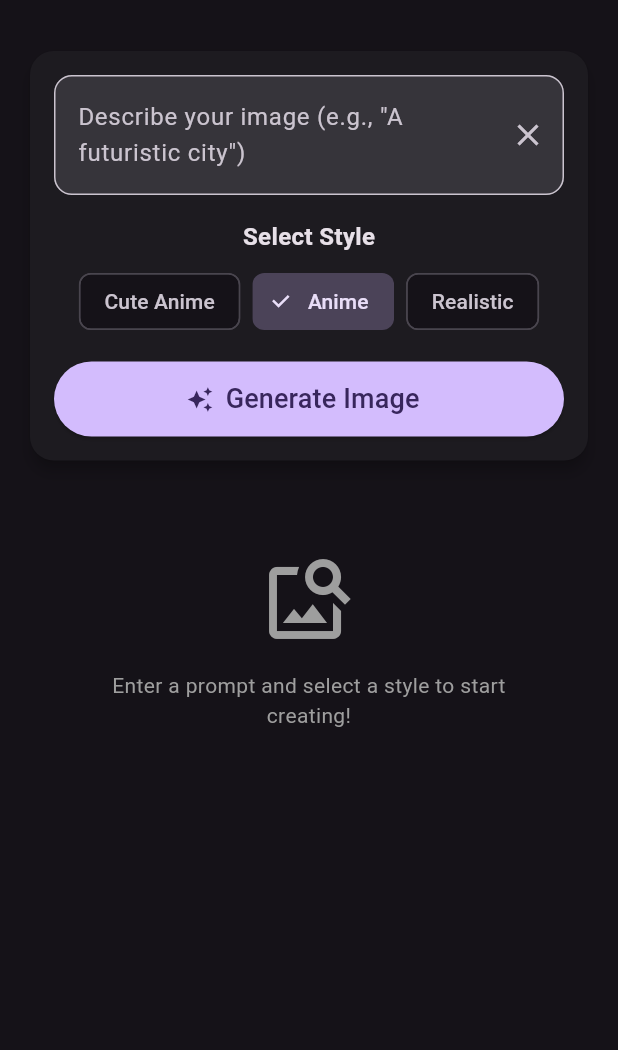
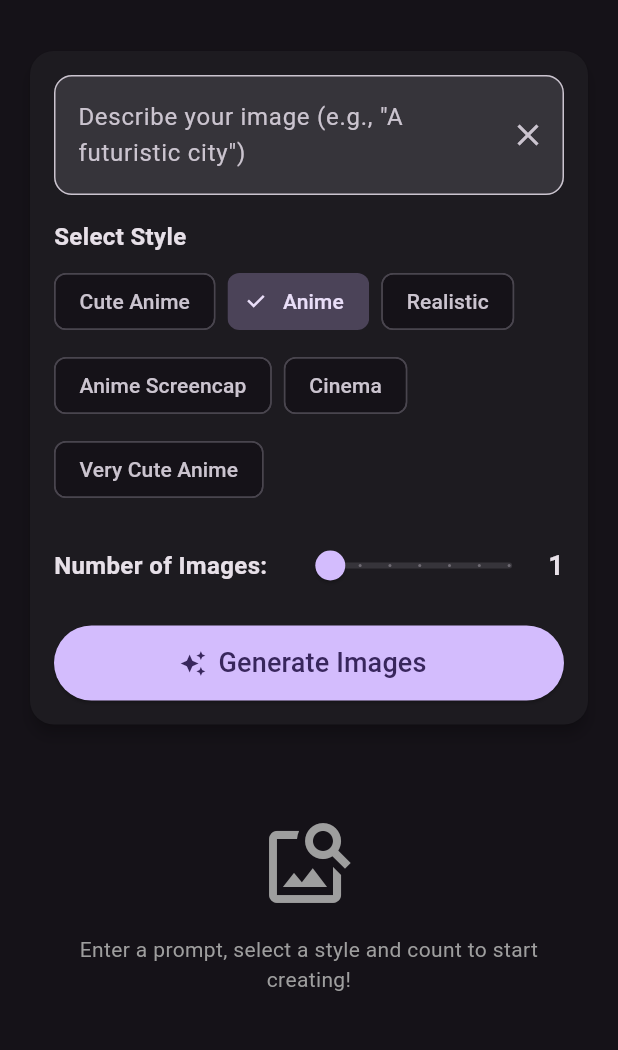
Before and after one commit to could-ai/019aef21-0c46-710f-807f-0a00fa4011ca, a Flutter app: the screen it shows after launch, on a phone screen of 412 x 824 dp, the part 63-1113 px from its top. Run offline on Flutter 3.47's test engine with Material 3 defaults, Android fonts, the phone set to English and light mode, and no system bars; missing offline and left inert: dart:html.

Commit message:
Implemented multi-image generation (1-7 images), added new styles (Anime Screencap, Cinema, Very Cute Anime), added image selection grid, and added 'Edit/Remix' functionality to reload prompts.

```diff
--- a/usr/lib/screens/home_screen.dart
+++ b/usr/lib/screens/home_screen.dart
@@ -17,27 +17,51 @@ class HomeScreen extends StatefulWidget {
 enum ImageStyle {
   cuteAnime('Cute Anime', 'cute anime style, chibi, vibrant colors, kawaii'),
   anime('Anime', 'anime style, manga, high quality, detailed, studio ghibli'),
-  realistic('Realistic', 'photorealistic, realistic, 8k, cinematic lighting, high detail, photography');
+  realistic('Realistic', 'photorealistic, realistic, 8k, cinematic lighting, high detail, photography'),
+  animeScreencap('Anime Screencap', 'anime screencap, retro anime, 90s anime style, blur effect, tv aesthetic'),
+  cinema('Cinema', 'cinematic shot, movie scene, dramatic lighting, 35mm, film grain, masterpiece'),
+  veryCuteAnime('Very Cute Anime', 'super cute, adorable, moe, pastel colors, soft lighting, masterpiece, high quality');
 
   final String label;
   final String promptSuffix;
   const ImageStyle(this.label, this.promptSuffix);
 }
 
+class GeneratedImage {
+  final Uint8List bytes;
+  final String url;
+  final String prompt;
+  final ImageStyle style;
+  final int seed;
+
+  GeneratedImage({
+    required this.bytes,
+    required this.url,
+    required this.prompt,
+    required this.style,
+    required this.seed,
+  });
+}
+
 class _HomeScreenState extends State<HomeScreen> {
   final TextEditingController _promptController = TextEditingController();
+  final ScrollController _scrollController = ScrollController();
+
   ImageStyle _selectedStyle = ImageStyle.anime;
-  String? _generatedImageUrl;
+  double _numberOfImages = 1;
   bool _isLoading = false;
-  Uint8List? _imageBytes;
+
+  List<GeneratedImage> _generatedImages = [];
+  int? _selectedImageIndex;
 
   @override
   void dispose() {
     _promptController.dispose();
+    _scrollController.dispose();
     super.dispose();
   }
 
-  Future<void> _generateImage() async {
+  Future<void> _generateImages() async {
     final prompt = _promptController.text.trim();
     if (prompt.isEmpty) {
       ScaffoldMessenger.of(context).showSnackBar(
@@ -48,33 +72,48 @@ class _HomeScreenState extends State<HomeScreen> {
 
     setState(() {
       _isLoading = true;
-      _generatedImageUrl = null;
-      _imageBytes = null;
+      _generatedImages = [];
+      _selectedImageIndex = null;
     });
 
     try {
-      // Using Pollinations.ai for unlimited free generation
-      // Format: https://image.pollinations.ai/prompt/{prompt}?width={w}&height={h}&seed={seed}&nologo=true
-      final seed = Random().nextInt(1000000);
-      final fullPrompt = '$prompt, ${_selectedStyle.promptSuffix}';
-      final encodedPrompt = Uri.encodeComponent(fullPrompt);
-      final url = 'https://image.pollinations.ai/prompt/$encodedPrompt?width=1024&height=1024&seed=$seed&nologo=true&model=flux';
+      // Create a list of futures to run in parallel
+      List<Future<GeneratedImage?>> futures = [];
 
-      // We fetch the image bytes immediately to ensure it loads and to have data ready for saving
-      final response = await http.get(Uri.parse(url));
+      for (int i = 0; i < _numberOfImages.toInt(); i++) {
+        futures.add(_fetchSingleImage(prompt, _selectedStyle));
+      }
 
-      if (response.statusCode == 200) {
+      final results = await Future.wait(futures);
+
+      // Filter out nulls (failed requests)
+      final successfulImages = results.whereType<GeneratedImage>().toList();
+
       setState(() {
-          _imageBytes = response.bodyBytes;
-          _generatedImageUrl = url;
+        _generatedImages = successfulImages;
+        if (_generatedImages.isNotEmpty) {
+          // Auto-select the first image if only 1 is generated
+          if (_generatedImages.length == 1) {
+            _selectedImageIndex = 0;
+          }
+        }
       });
-      } else {
-        throw Exception('Failed to load image');
+
+      // Scroll to results
+      WidgetsBinding.instance.addPostFrameCallback((_) {
+        if (_scrollController.hasClients) {
+          _scrollController.animateTo(
+            _scrollController.position.maxScrollExtent,
+            duration: const Duration(milliseconds: 500),
+            curve: Curves.easeOut,
+          );
         }
+      });
+
     } catch (e) {
       if (mounted) {
         ScaffoldMessenger.of(context).showSnackBar(
-          SnackBar(content: Text('Error generating image: $e')),
+          SnackBar(content: Text('Error generating images: $e')),
         );
       }
     } finally {
@@ -86,18 +125,42 @@ class _HomeScreenState extends State<HomeScreen> {
     }
   }
 
-  Future<void> _saveImage() async {
-    if (_imageBytes == null) return;
+  Future<GeneratedImage?> _fetchSingleImage(String prompt, ImageStyle style) async {
+    try {
+      final seed = Random().nextInt(1000000000); // Larger seed range
+      // Construct prompt to follow user exactly, then add style
+      final fullPrompt = '$prompt . ${style.promptSuffix}';
+      final encodedPrompt = Uri.encodeComponent(fullPrompt);
 
+      // Using flux model for better quality
+      final url = 'https://image.pollinations.ai/prompt/$encodedPrompt?width=1024&height=1024&seed=$seed&nologo=true&model=flux';
+
+      final response = await http.get(Uri.parse(url));
+
+      if (response.statusCode == 200) {
+        return GeneratedImage(
+          bytes: response.bodyBytes,
+          url: url,
+          prompt: prompt,
+          style: style,
+          seed: seed,
+        );
+      }
+    } catch (e) {
+      debugPrint('Error fetching image: $e');
+    }
+    return null;
+  }
+
+  Future<void> _saveImage(GeneratedImage image) async {
     try {
       if (kIsWeb) {
-        // Web download logic
-        final blob = html.Blob([_imageBytes!]);
+        final blob = html.Blob([image.bytes]);
         final url = html.Url.createObjectUrlFromBlob(blob);
         final anchor = html.document.createElement('a') as html.AnchorElement
           ..href = url
           ..style.display = 'none'
-          ..download = 'generated_image_${DateTime.now().millisecondsSinceEpoch}.jpg';
+          ..download = 'ai_image_${image.seed}.jpg';
         html.document.body!.children.add(anchor);
         anchor.click();
         html.document.body!.children.remove(anchor);
@@ -107,8 +170,6 @@ class _HomeScreenState extends State<HomeScreen> {
           const SnackBar(content: Text('Image downloading...')),
         );
       } else {
-        // Mobile/Desktop logic would go here (omitted for web-first preview simplicity)
-        // Typically involves path_provider and writing to file
         ScaffoldMessenger.of(context).showSnackBar(
           const SnackBar(content: Text('Saving is optimized for Web in this demo')),
         );
@@ -120,6 +181,28 @@ class _HomeScreenState extends State<HomeScreen> {
     }
   }
 
+  void _editSelectedImage() {
+    if (_selectedImageIndex == null) return;
+
+    final image = _generatedImages[_selectedImageIndex!];
+
+    setState(() {
+      _promptController.text = image.prompt;
+      _selectedStyle = image.style;
+    });
+
+    // Scroll back to top to edit
+    _scrollController.animateTo(
+      0,
+      duration: const Duration(milliseconds: 500),
+      curve: Curves.easeInOut,
+    );
+
+    ScaffoldMessenger.of(context).showSnackBar(
+      const SnackBar(content: Text('Prompt loaded for editing. Tweak it and generate again!')),
+    );
+  }
+
   @override
   Widget build(BuildContext context) {
     return Scaffold(
@@ -129,6 +212,7 @@ class _HomeScreenState extends State<HomeScreen> {
         elevation: 0,
       ),
       body: SingleChildScrollView(
+        controller: _scrollController,
         padding: const EdgeInsets.all(16.0),
         child: Column(
           crossAxisAlignment: CrossAxisAlignment.stretch,
@@ -140,6 +224,7 @@ class _HomeScreenState extends State<HomeScreen> {
               child: Padding(
                 padding: const EdgeInsets.all(16.0),
                 child: Column(
+                  crossAxisAlignment: CrossAxisAlignment.start,
                   children: [
                     TextField(
                       controller: _promptController,
@@ -159,6 +244,8 @@ class _HomeScreenState extends State<HomeScreen> {
                       minLines: 1,
                     ),
                     const SizedBox(height: 16),
+
+                    // Style Selection
                     const Text(
                       'Select Style',
                       style: TextStyle(fontWeight: FontWeight.bold, fontSize: 16),
@@ -166,7 +253,7 @@ class _HomeScreenState extends State<HomeScreen> {
                     const SizedBox(height: 8),
                     Wrap(
                       spacing: 8.0,
-                      alignment: WrapAlignment.center,
+                      runSpacing: 8.0,
                       children: ImageStyle.values.map((style) {
                         return ChoiceChip(
                           label: Text(style.label),
@@ -181,12 +268,46 @@ class _HomeScreenState extends State<HomeScreen> {
                         );
                       }).toList(),
                     ),
+
                     const SizedBox(height: 16),
+
+                    // Image Count Slider
+                    Row(
+                      children: [
+                        const Text(
+                          'Number of Images:',
+                          style: TextStyle(fontWeight: FontWeight.bold, fontSize: 16),
+                        ),
+                        const SizedBox(width: 16),
+                        Expanded(
+                          child: Slider(
+                            value: _numberOfImages,
+                            min: 1,
+                            max: 7,
+                            divisions: 6,
+                            label: _numberOfImages.round().toString(),
+                            onChanged: (value) {
+                              setState(() {
+                                _numberOfImages = value;
+                              });
+                            },
+                          ),
+                        ),
+                        Text(
+                          _numberOfImages.round().toString(),
+                          style: const TextStyle(fontWeight: FontWeight.bold, fontSize: 18),
+                        ),
+                      ],
+                    ),
+
+                    const SizedBox(height: 16),
+
+                    // Generate Button
                     SizedBox(
                       width: double.infinity,
                       height: 50,
                       child: ElevatedButton.icon(
-                        onPressed: _isLoading ? null : _generateImage,
+                        onPressed: _isLoading ? null : _generateImages,
                         icon: _isLoading
                             ? const SizedBox(
                                 width: 24,
@@ -195,7 +316,7 @@ class _HomeScreenState extends State<HomeScreen> {
                               )
                             : const Icon(Icons.auto_awesome),
                         label: Text(
-                          _isLoading ? 'Generating...' : 'Generate Image',
+                          _isLoading ? 'Generating...' : 'Generate Images',
                           style: const TextStyle(fontSize: 18),
                         ),
                         style: ElevatedButton.styleFrom(
@@ -211,45 +332,28 @@ class _HomeScreenState extends State<HomeScreen> {
 
             const SizedBox(height: 24),
 
-            // Result Section
-            if (_imageBytes != null) ...[
-              Card(
-                elevation: 8,
-                clipBehavior: Clip.antiAlias,
-                shape: RoundedRectangleBorder(borderRadius: BorderRadius.circular(16)),
-                child: Column(
+            // Results Section
+            if (_generatedImages.isNotEmpty) ...[
+              Row(
+                mainAxisAlignment: MainAxisAlignment.spaceBetween,
                 children: [
-                    Image.memory(
-                      _imageBytes!,
-                      fit: BoxFit.contain,
-                      width: double.infinity,
-                      frameBuilder: (context, child, frame, wasSynchronouslyLoaded) {
-                        if (wasSynchronouslyLoaded) return child;
-                        return AnimatedOpacity(
-                          opacity: frame == null ? 0 : 1,
-                          duration: const Duration(seconds: 1),
-                          curve: Curves.easeOut,
-                          child: child,
-                        );
-                      },
+                  Text(
+                    'Results (${_generatedImages.length})',
+                    style: Theme.of(context).textTheme.headlineSmall,
                   ),
-                    Container(
-                      padding: const EdgeInsets.all(16.0),
-                      color: Theme.of(context).colorScheme.surfaceContainer,
-                      child: Row(
-                        mainAxisAlignment: MainAxisAlignment.spaceAround,
+                  if (_selectedImageIndex != null)
+                    Row(
                       children: [
-                          TextButton.icon(
-                            onPressed: () {
-                              // Share functionality could go here
-                            },
-                            icon: const Icon(Icons.share),
-                            label: const Text('Share'),
+                        OutlinedButton.icon(
+                          onPressed: _editSelectedImage,
+                          icon: const Icon(Icons.edit),
+                          label: const Text('Edit/Remix'),
                         ),
+                        const SizedBox(width: 8),
                         ElevatedButton.icon(
-                            onPressed: _saveImage,
+                          onPressed: () => _saveImage(_generatedImages[_selectedImageIndex!]),
                           icon: const Icon(Icons.download),
-                            label: const Text('Save JPEG'),
+                          label: const Text('Save'),
                           style: ElevatedButton.styleFrom(
                             backgroundColor: Colors.green,
                             foregroundColor: Colors.white,
@@ -257,9 +361,73 @@ class _HomeScreenState extends State<HomeScreen> {
                         ),
                       ],
                     ),
+                ],
+              ),
+              const SizedBox(height: 16),
+
+              GridView.builder(
+                shrinkWrap: true,
+                physics: const NeverScrollableScrollPhysics(),
+                gridDelegate: const SliverGridDelegateWithFixedCrossAxisCount(
+                  crossAxisCount: 2, // 2 columns
+                  crossAxisSpacing: 12,
+                  mainAxisSpacing: 12,
+                  childAspectRatio: 1,
+                ),
+                itemCount: _generatedImages.length,
+                itemBuilder: (context, index) {
+                  final image = _generatedImages[index];
+                  final isSelected = _selectedImageIndex == index;
+
+                  return GestureDetector(
+                    onTap: () {
+                      setState(() {
+                        _selectedImageIndex = index;
+                      });
+                    },
+                    child: Container(
+                      decoration: BoxDecoration(
+                        borderRadius: BorderRadius.circular(12),
+                        border: isSelected
+                            ? Border.all(color: Theme.of(context).colorScheme.primary, width: 4)
+                            : Border.all(color: Colors.transparent, width: 4),
+                        boxShadow: [
+                          if (isSelected)
+                            BoxShadow(
+                              color: Theme.of(context).colorScheme.primary.withOpacity(0.4),
+                              blurRadius: 8,
+                              spreadRadius: 2,
                             ),
                         ],
                       ),
+                      child: ClipRRect(
+                        borderRadius: BorderRadius.circular(8),
+                        child: Stack(
+                          fit: StackFit.expand,
+                          children: [
+                            Image.memory(
+                              image.bytes,
+                              fit: BoxFit.cover,
+                            ),
+                            if (isSelected)
+                              Positioned(
+                                top: 8,
+                                right: 8,
+                                child: Container(
+                                  padding: const EdgeInsets.all(4),
+                                  decoration: const BoxDecoration(
+                                    color: Colors.blue,
+                                    shape: BoxShape.circle,
+                                  ),
+                                  child: const Icon(Icons.check, color: Colors.white, size: 20),
+                                ),
+                              ),
+                          ],
+                        ),
+                      ),
+                    ),
+                  );
+                },
               ),
             ] else if (!_isLoading) ...[
               const Center(
@@ -270,7 +438,7 @@ class _HomeScreenState extends State<HomeScreen> {
                       Icon(Icons.image_search, size: 64, color: Colors.grey),
                       SizedBox(height: 16),
                       Text(
-                        'Enter a prompt and select a style to start creating!',
+                        'Enter a prompt, select a style and count to start creating!',
                         textAlign: TextAlign.center,
                         style: TextStyle(color: Colors.grey),
                       ),
```
Lines whose indentation alone changed are shown as unchanged.
